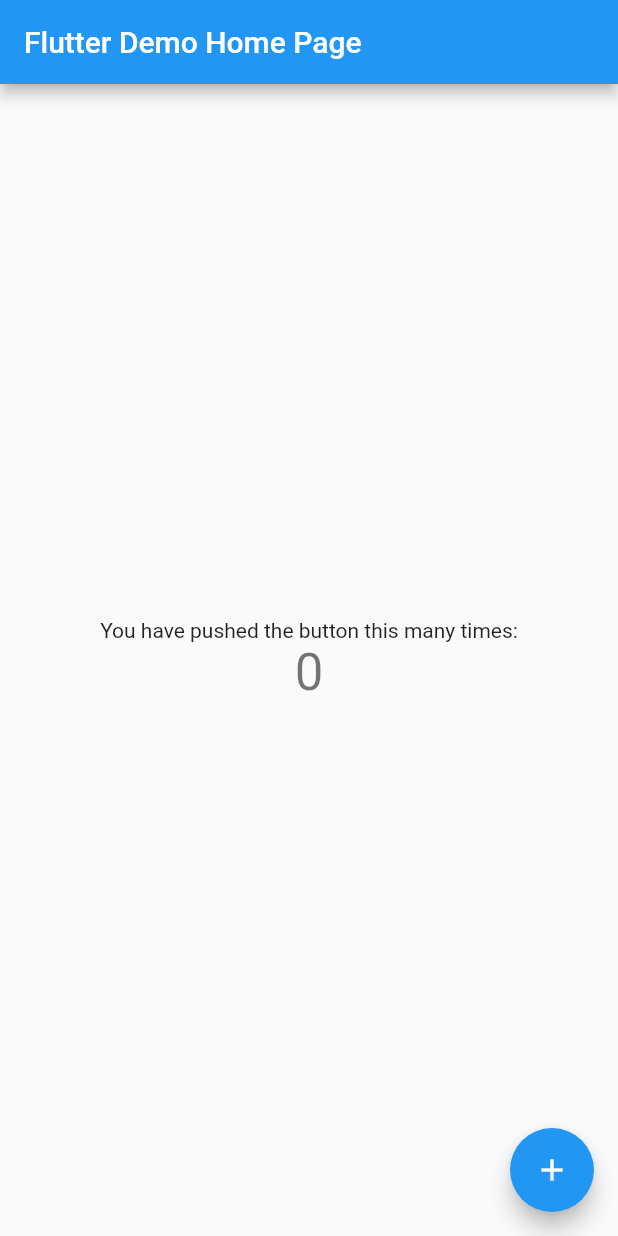
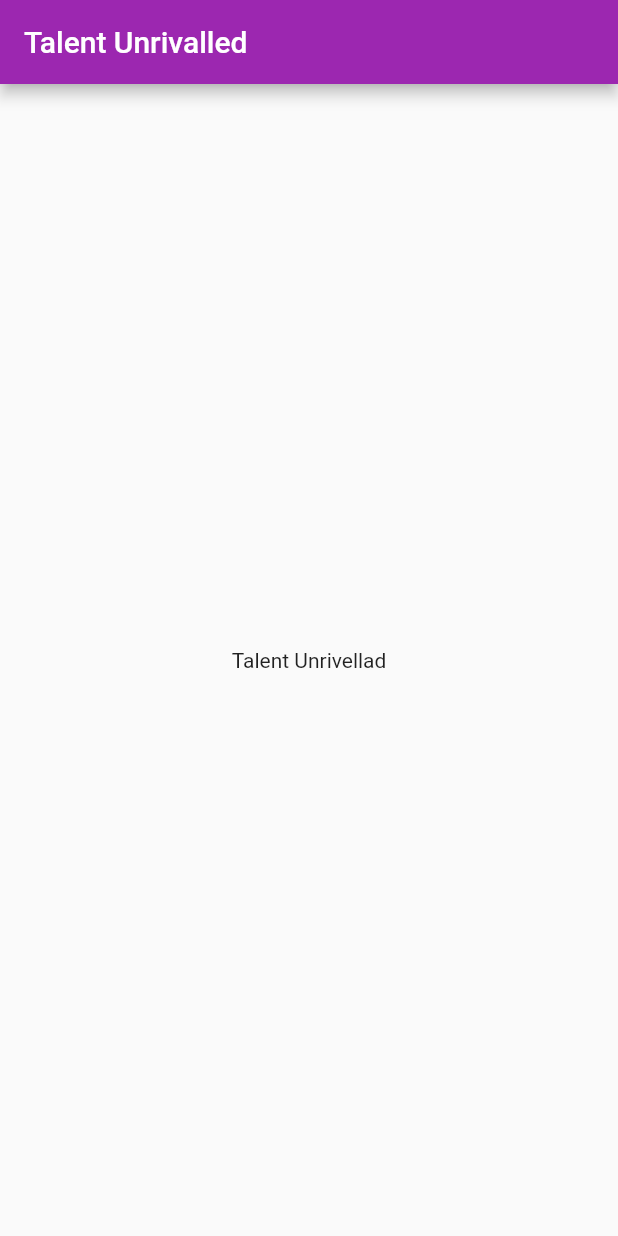
Before and after one commit to abhinav3398/talent-unrivelled, a Flutter app: the screen it shows after launch, on a phone screen of 412 x 824 dp. Run offline on Flutter 3.47's test engine with Material 2 defaults, Android fonts, the phone set to English and light mode, and no system bars.

Commit message:
initialized project

```diff
--- a/lib/main.dart
+++ b/lib/main.dart
@@ -9,7 +9,7 @@
   @override
   Widget build(BuildContext context) {
     return MaterialApp(
-      title: 'Flutter Demo',
+      title: 'Talent Unrivalled',
       theme: ThemeData(
         // This is the theme of your application.
         //
@@ -20,13 +20,13 @@
         // or simply save your changes to "hot reload" in a Flutter IDE).
         // Notice that the counter didn't reset back to zero; the application
         // is not restarted.
-        primarySwatch: Colors.blue,
+        primarySwatch: Colors.purple,
         // This makes the visual density adapt to the platform that you run
         // the app on. For desktop platforms, the controls will be smaller and
         // closer together (more dense) than on mobile platforms.
         visualDensity: VisualDensity.adaptivePlatformDensity,
       ),
-      home: MyHomePage(title: 'Flutter Demo Home Page'),
+      home: MyHomePage(title: 'Talent Unrivalled'),
     );
   }
 }
@@ -50,18 +50,6 @@
 }
 
 class _MyHomePageState extends State<MyHomePage> {
-  int _counter = 0;
-
-  void _incrementCounter() {
-    setState(() {
-      // This call to setState tells the Flutter framework that something has
-      // changed in this State, which causes it to rerun the build method below
-      // so that the display can reflect the updated values. If we changed
-      // _counter without calling setState(), then the build method would not be
-      // called again, and so nothing would appear to happen.
-      _counter++;
-    });
-  }
 
   @override
   Widget build(BuildContext context) {
@@ -98,20 +86,11 @@
           mainAxisAlignment: MainAxisAlignment.center,
           children: <Widget>[
             Text(
-              'You have pushed the button this many times:',
-            ),
-            Text(
-              '$_counter',
-              style: Theme.of(context).textTheme.headline4,
+              'Talent Unrivellad',
             ),
           ],
         ),
       ),
-      floatingActionButton: FloatingActionButton(
-        onPressed: _incrementCounter,
-        tooltip: 'Increment',
-        child: Icon(Icons.add),
-      ), // This trailing comma makes auto-formatting nicer for build methods.
     );
   }
 }
```
